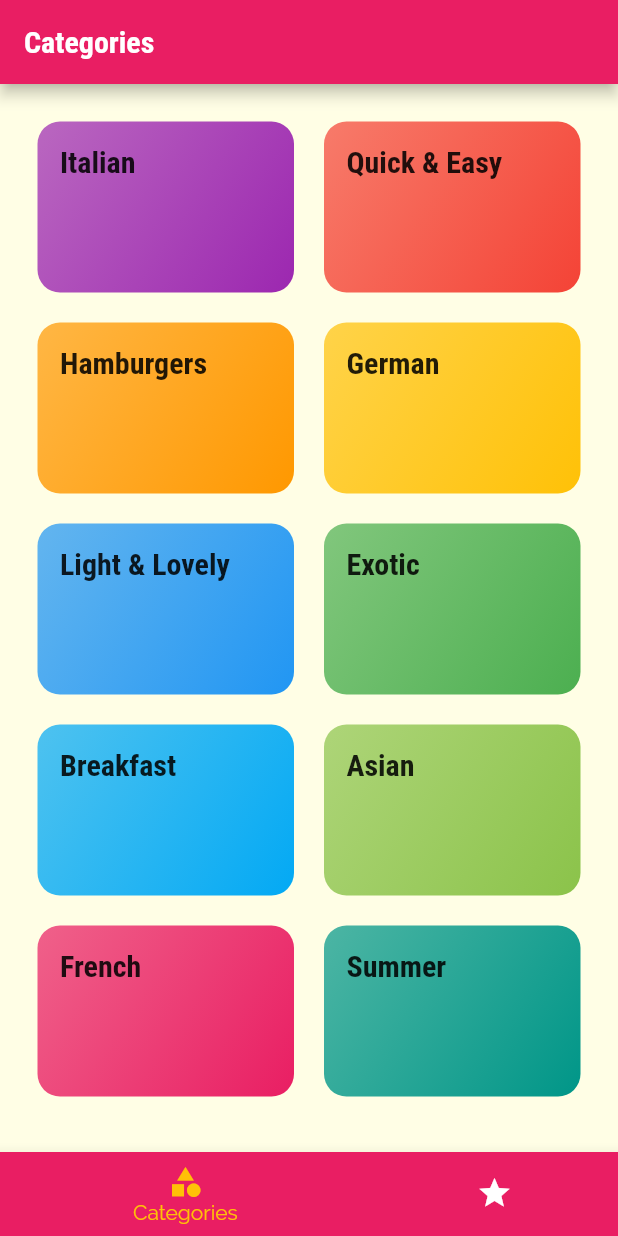
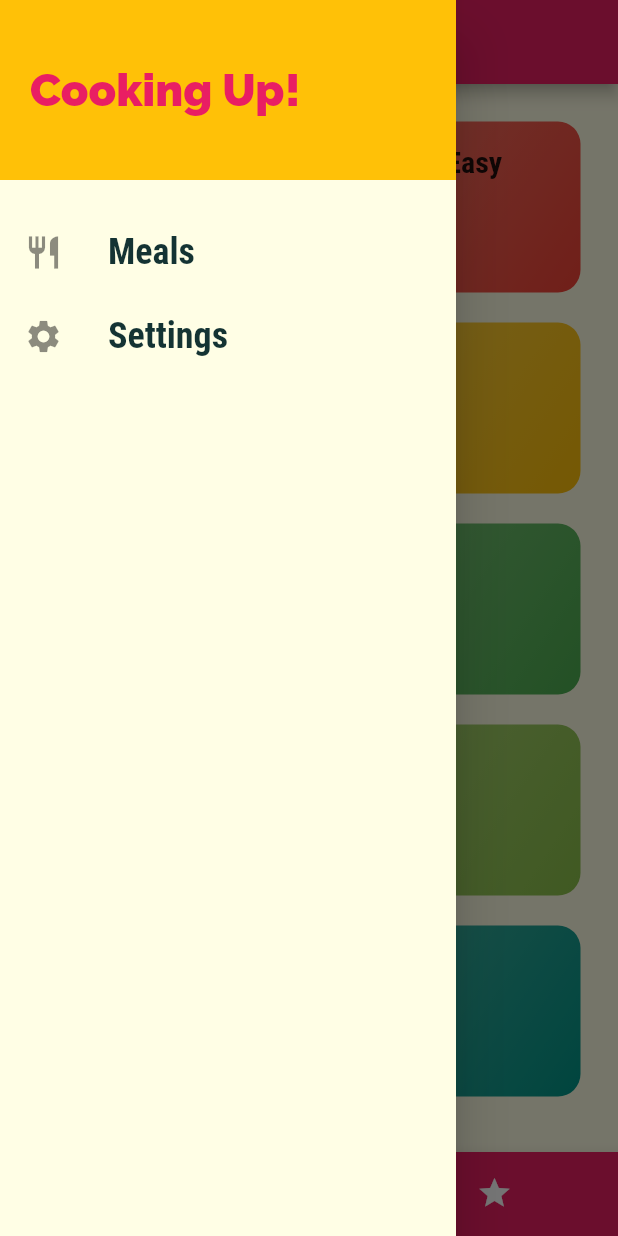
Before and after one commit to neo-deus/Meals-App, a Flutter app: the screen it shows after launch, with the side drawer open (before the commit the screen has no drawer), on a phone screen of 412 x 824 dp. Run offline on Flutter 3.47's test engine with Material 2 defaults, Android fonts, the phone set to English and light mode, and no system bars.

Commit message:
added main_drawer.dart

```diff
--- a/lib/screens/tabs_screen.dart
+++ b/lib/screens/tabs_screen.dart
@@ -1,5 +1,6 @@
 import 'package:flutter/material.dart';
 
+import '../widgets/main_drawer.dart';
 import './categories_screen.dart';
 import './favorites_screen.dart';
 
@@ -66,6 +67,7 @@ class _TabsScreenState extends State<TabsScreen> {
         title: Text(_pages[_selectedPageIndex]['title']),
         backgroundColor: Theme.of(context).primaryColor,
       ),
+      drawer: MainDrawer(),
       body: _pages[_selectedPageIndex]['page'],
       bottomNavigationBar: BottomNavigationBar(
         //the biggest difference between DefaultTabController and BottomNavigationBar is that here you have to manually define which page to show and when
--- /dev/null
+++ b/lib/widgets/main_drawer.dart
@@ -0,0 +1,57 @@
+import 'package:flutter/material.dart';
+
+class MainDrawer extends StatelessWidget {
+  Widget buildListTile(String title, IconData icon) {
+    return ListTile(
+      leading: Icon(
+        icon,
+        size: 26,
+      ),
+      title: Text(
+        title,
+        style: TextStyle(
+          fontFamily: 'RobotoCondensed',
+          fontSize: 24,
+          fontWeight: FontWeight.bold,
+        ),
+      ),
+      onTap: () {},
+    );
+  }
+
+  @override
+  Widget build(BuildContext context) {
+    return Drawer(
+      child: Column(
+        children: [
+          Container(
+            height: 120,
+            width: double.infinity,
+            padding: EdgeInsets.all(20),
+            alignment: Alignment.centerLeft,
+            color: Theme.of(context).colorScheme.secondary,
+            child: Text(
+              'Cooking Up!',
+              style: TextStyle(
+                fontWeight: FontWeight.w900,
+                fontSize: 30,
+                color: Theme.of(context).primaryColor,
+              ),
+            ),
+          ),
+          SizedBox(
+            height: 20,
+          ),
+          buildListTile(
+            'Meals',
+            Icons.restaurant,
+          ),
+          buildListTile(
+            'Settings',
+            Icons.settings,
+          ),
+        ],
+      ),
+    );
+  }
+}
```
